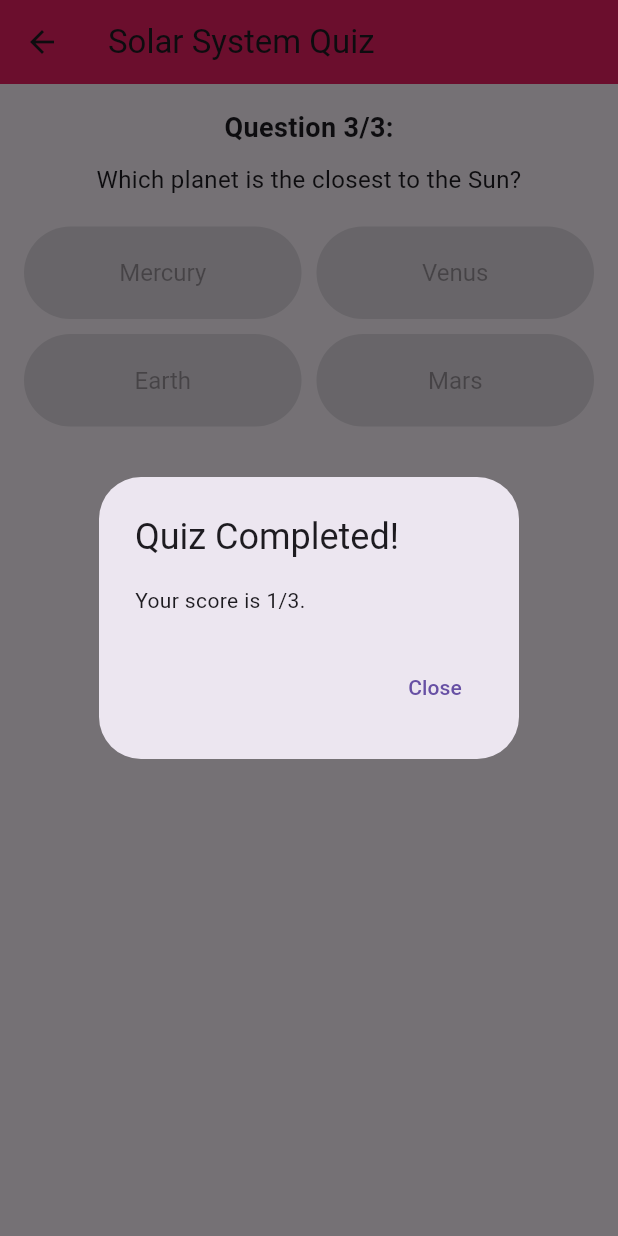
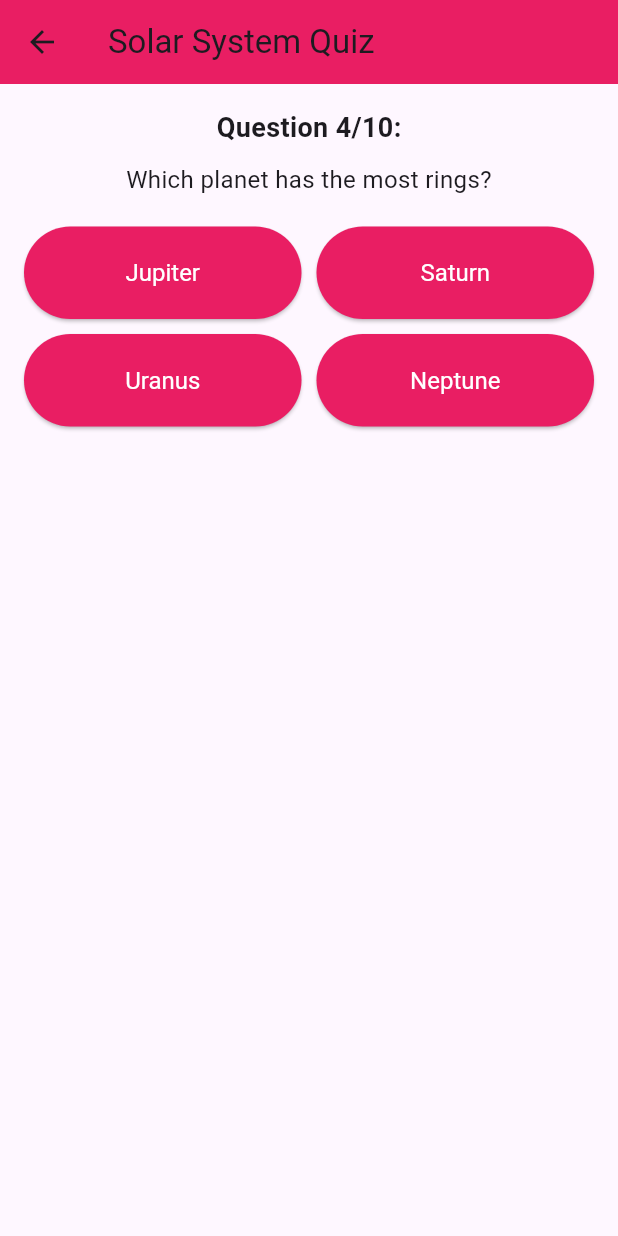
Before and after one commit to DenisaTerchescu/solar-system-ar, a Flutter app: the QuizPage screen opened directly, after a tap on "Mars", after a tap on "Saturn", after a tap on "Earth", on a phone screen of 412 x 824 dp. Run offline on Flutter 3.47's test engine with Material 3 defaults, Android fonts, the light colour scheme and no system bars; our stand-ins replace fluttertoast; missing offline and left inert: arcore_flutter_plugin.

Commit message:
Added more quiz questions yay

```diff
--- a/lib/Quiz.dart
+++ b/lib/Quiz.dart
@@ -27,6 +27,41 @@ class _QuizPageState extends State<QuizPage> {
       'question': 'Which planet is the closest to the Sun?',
       'options': ['Mercury', 'Venus', 'Earth', 'Mars'],
       'answer': 'Mercury'
+    },
+    {
+      'question': 'Which planet has the most rings?',
+      'options': ['Jupiter', 'Saturn', 'Uranus', 'Neptune'],
+      'answer': 'Saturn'
+    },
+    {
+      'question': 'What is the name of Earth’s natural satellite?',
+      'options': ['Moon', 'Phobos', 'Europa', 'Io'],
+      'answer': 'Moon'
+    },
+    {
+      'question': 'Which planet is known for its Great Red Spot?',
+      'options': ['Mars', 'Jupiter', 'Neptune', 'Venus'],
+      'answer': 'Jupiter'
+    },
+    {
+      'question': 'Which planet is tilted on its side and rotates differently from others?',
+      'options': ['Uranus', 'Neptune', 'Saturn', 'Mars'],
+      'answer': 'Uranus'
+    },
+    {
+      'question': 'Which planet is known as the "Morning Star" or "Evening Star"?',
+      'options': ['Mercury', 'Venus', 'Mars', 'Jupiter'],
+      'answer': 'Venus'
+    },
+    {
+      'question': 'Which is the coldest planet in the solar system?',
+      'options': ['Neptune', 'Uranus', 'Saturn', 'Pluto'],
+      'answer': 'Neptune'
+    },
+    {
+      'question': 'What is the name of the dwarf planet in our solar system?',
+      'options': ['Pluto', 'Ceres', 'Eris', 'All of the above'],
+      'answer': 'All of the above'
     },
   ];
 
--- a/lib/main.dart
+++ b/lib/main.dart
@@ -31,63 +31,63 @@ class _SolarSystemAppState extends State<SolarSystemApp> {
       'image': 'images/mercury.jpg',
       'position': vector.Vector3(-1.5, 0, -1.5),
       'name': 'Mercury',
-      'description': 'Mercury is the smallest planet and closest to the Sun.'
+      'description': 'Mercury is the smallest planet and closest to the Sun. It is about 57.9 million kilometers away from the Sun on average.'
     },
     {
       'size': 0.11,
       'image': 'images/venus.jpg',
       'position': vector.Vector3(-1, 0, -1.5),
       'name': 'Venus',
-      'description': 'Venus is the hottest planet with a thick toxic atmosphere.'
+      'description': 'Venus is the second planet from the Sun and the hottest planet in the solar system. It is about 108.2 million kilometers away from the Sun. Venus has a thick, toxic atmosphere made mostly of carbon dioxide, with clouds of sulfuric acid that trap heat, creating an extreme greenhouse effect.'
     },
     {
       'size': 0.12,
       'image': 'images/terra.jpg',
       'position': vector.Vector3(-0.5, 0, -1.5),
       'name': 'Earth',
-      'description': 'Earth is the only planet known to support life.'
+      'description': '"Earth is the third planet from the Sun and the only planet known to support life. It is about 149.6 million kilometers away from the Sun. Earth has a unique atmosphere composed mainly of nitrogen and oxygen, which helps regulate temperature and protect life from harmful solar radiation.'
     },
     {
       'size': 0.05,
       'image': 'images/moon.jpg',
       'position': vector.Vector3(-0.2, 0, -1.8),
       'name': 'Moon',
-      'description': 'The Moon is Earth’s only natural satellite.'
+      'description': '"The Moon is Earth’s only natural satellite and the fifth largest moon in the solar system. It has a rocky, cratered surface shaped by billions of years of asteroid impacts.'
     },
     {
       'size': 0.13,
       'image': 'images/mars.jpg',
       'position': vector.Vector3(0, 0, -1.5),
       'name': 'Mars',
-      'description': 'Mars is known as the Red Planet and may have had water.'
+      'description': 'Mars is the fourth planet from the Sun, located about 227.9 million kilometers away. It is often called the Red Planet because of its reddish appearance, caused by iron oxide (rust) on its surface. Mars has the largest volcano in the solar system, Olympus Mons, and a massive canyon system, Valles Marineris.'
     },
     {
       'size': 0.27,
       'image': 'images/jupiter.jpg',
       'position': vector.Vector3(0.5, 0, -1.5),
       'name': 'Jupiter',
-      'description': 'Jupiter is the largest planet with a massive storm.'
+      'description': 'Jupiter is the fifth planet from the Sun and the largest planet in the solar system. It is about 778.5 million kilometers away from the Sun. Its most famous feature is the Great Red Spot, a massive storm that has been raging for centuries and is larger than Earth'
     },
     {
       'size': 0.29,
       'image': 'images/saturn.jpg',
       'position': vector.Vector3(1.25, 0, -1.5),
       'name': 'Saturn',
-      'description': 'Saturn is famous for its stunning rings.'
+      'description': 'Saturn is the sixth planet from the Sun, located about 1.4 billion kilometers away. It is a gas giant best known for its stunning ring system, which is made of ice, rock, and dust.'
     },
     {
       'size': 0.15,
       'image': 'images/uranus.png',
       'position': vector.Vector3(2.0, 0, -1.5),
       'name': 'Uranus',
-      'description': 'Uranus is an ice giant that rotates on its side.'
+      'description': 'Uranus is the seventh planet from the Sun, located about 2.9 billion kilometers away. What makes Uranus unique is its extreme tilt—it rotates on its side, with its axis tilted at an angle of about 98 degrees'
     },
     {
       'size': 0.15,
       'image': 'images/neptune.jpg',
       'position': vector.Vector3(2.75, 0, -1.5),
       'name': 'Neptune',
-      'description': 'Neptune is the windiest planet in the solar system.'
+      'description': 'Neptune is the eighth and farthest planet from the Sun, located about 4.5 billion kilometers away. It is an ice giant, similar to Uranus, and is known for having the strongest winds in the solar system, reaching speeds of over 2,000 kilometers per hour.'
     },
   ];
 
@@ -270,7 +270,7 @@ class _SolarSystemAppState extends State<SolarSystemApp> {
     controller.onNodeTap = (nodeName) {
 
       if (nodeName == "Sun") {
-        _showToast("The Sun is the star of our solar system.");
+        _showToast(context, "The Sun is a massive, glowing ball of hot gases at the center of our solar system. It is a star made mostly of hydrogen and helium, and its immense gravity holds the planets in orbit.");
       }
       else  if (nodeName == "Alien"){
         onTapHandler(nodeName);
@@ -280,7 +280,7 @@ class _SolarSystemAppState extends State<SolarSystemApp> {
           orElse: () => {'description': 'Unknown celestial object'},
         );
 
-        _showToast(tappedPlanet['description']);
+        _showToast(context, tappedPlanet['description']);
       }
     };
   }
@@ -371,14 +371,24 @@ class _SolarSystemAppState extends State<SolarSystemApp> {
 
 
 
-  void _showToast(String message) {
-    Fluttertoast.showToast(
-      msg: message,
-      toastLength: Toast.LENGTH_SHORT,
-      gravity: ToastGravity.BOTTOM,
-      backgroundColor: Colors.pinkAccent,
-      textColor: Colors.white,
-      fontSize: 16.0,
+  void _showToast(BuildContext context, String message) {
+    showDialog(
+      context: context,
+      builder: (BuildContext context) {
+        return AlertDialog(
+          title: const Text('Get to know more!'),
+          content: Text(
+             message),
+          actions: [
+            TextButton(
+              onPressed: () {
+                Navigator.of(context).pop();
+              },
+              child: const Text('Got it'),
+            ),
+          ],
+        );
+      },
     );
   }
 
```
